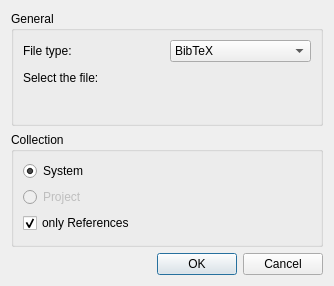
Before: the Qt Designer form src/mainui/sync/bibtexexportdialog.ui in KDE/conquirere, drawn with Qt 5.
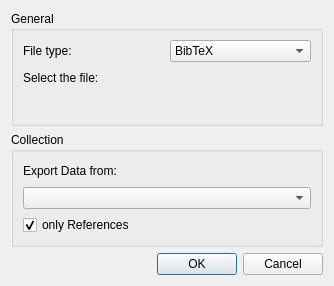
After: the same form once the commit is applied. Custom widgets are drawn as their Qt base class.

Commit message: extend file export to be able to restrict to project only

The edit to the form file:
```diff
--- a/src/mainui/sync/bibtexexportdialog.ui
+++ b/src/mainui/sync/bibtexexportdialog.ui
@@ -104,24 +104,14 @@
      </property>
      <layout class="QVBoxLayout" name="verticalLayout_2">
       <item>
-       <widget class="QRadioButton" name="collection_System">
+       <widget class="QLabel" name="label_3">
         <property name="text">
-         <string>System</string>
-        </property>
-        <property name="checked">
-         <bool>true</bool>
+         <string>Export Data from:</string>
         </property>
        </widget>
       </item>
       <item>
-       <widget class="QRadioButton" name="collection_Project">
-        <property name="enabled">
-         <bool>false</bool>
-        </property>
-        <property name="text">
-         <string>Project</string>
-        </property>
-       </widget>
+       <widget class="KComboBox" name="dataSelection"/>
       </item>
       <item>
        <widget class="QCheckBox" name="onlyReferences">
```
The commit also changes 4 other files.
